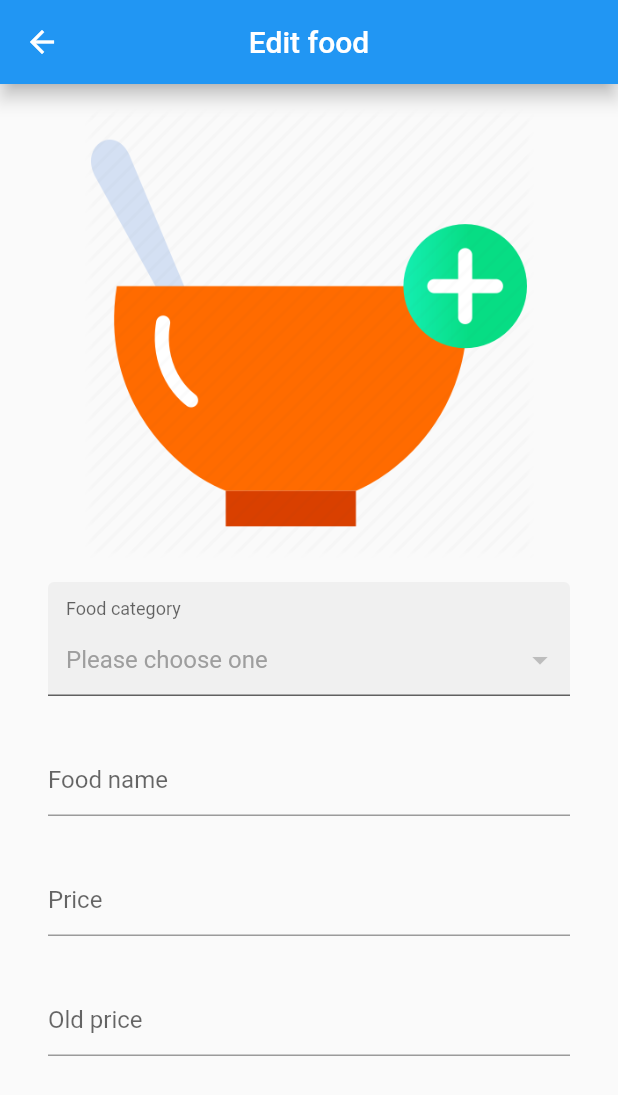
After one commit to sithiphone/moic_firebase_app, a Flutter app: the EditFood screen opened by its route, on a phone screen of 412 x 824 dp. The commit adds this screen. Shown: the top 1095 px of the screen. Run offline on Flutter 3.47's test engine with Material 2 defaults, Android fonts, the phone set to English and light mode, and no system bars; drawn by our look-alikes of dropdown_formfield; our stand-ins replace cloud_firestore, firebase_auth, firebase_storage, image_picker, modal_progress_hud; accounts and stored records are empty.

Commit message:
Edit food screen

```diff
--- a/lib/main.dart
+++ b/lib/main.dart
@@ -3,6 +3,7 @@ import 'package:moic_firebase_app/screens/category/addCategory.dart';
 import 'package:moic_firebase_app/screens/category/categoryHome.dart';
 import 'package:moic_firebase_app/screens/dashboard.dart';
 import 'package:moic_firebase_app/screens/food/addFood.dart';
+import 'package:moic_firebase_app/screens/food/editFood.dart';
 import 'package:moic_firebase_app/screens/food/foodHome.dart';
 import 'package:moic_firebase_app/screens/home.dart';
 import 'package:moic_firebase_app/screens/login.dart';
@@ -27,5 +28,6 @@ void main() => runApp(MaterialApp(
     AddCategory.id : (context) => AddCategory(),
     FoodHome.id : (contex) => FoodHome(),
     AddFood.id : (context) => AddFood(),
+    EditFood.id : (context) => EditFood(),
   },
 ));
--- /dev/null
+++ b/lib/screens/food/editFood.dart
@@ -0,0 +1,172 @@
+import 'dart:io';
+import 'package:cloud_firestore/cloud_firestore.dart';
+import 'package:dropdown_formfield/dropdown_formfield.dart';
+import 'package:firebase_storage/firebase_storage.dart';
+import 'package:flutter/material.dart';
+import 'package:image_picker/image_picker.dart';
+import 'package:modal_progress_hud/modal_progress_hud.dart';
+import 'package:path/path.dart';
+
+
+class EditFood extends StatefulWidget {
+  static String id = "edit_food_screen";
+  String docid, category, name, price, old_price, photo, file_name;
+  EditFood({this.docid, this.category, this.name, this.price, this.old_price, this.photo, this.file_name});
+
+  @override
+  _EditFoodState createState() => _EditFoodState(docid, category, name, price, old_price, photo, file_name);
+}
+
+class _EditFoodState extends State<EditFood> {
+  String docid, _category, name, price, old_price, photo, file_name;
+  _EditFoodState(this.docid, this._category, this.name, this.price, this.old_price, this.photo, this.file_name);
+  bool _isLoading = false;
+  File _image;
+  Map<String, String> category = new Map<String, String>();
+  String _selectedCategory, filename;
+  List<Map> categories = List<Map>();
+  Firestore firestore = Firestore.instance;
+
+  @override
+  Widget build(BuildContext context) {
+    return Scaffold(
+      appBar: AppBar(
+        title: Text("Edit food"),
+        centerTitle: true,
+        elevation: 5.0,
+      ),
+      body: SafeArea(
+        child: ModalProgressHUD(
+        inAsyncCall: _isLoading,
+        child: SingleChildScrollView(
+          child: Container(
+            padding: EdgeInsets.all(16.0),
+            child: Column(
+              crossAxisAlignment: CrossAxisAlignment.center,
+              children: [
+                _image != null? Container(
+                  height: 300.0,
+                  child: Image.file(_image),
+                ) :_imageFood(),
+                _categoryDropdown(),
+                _textFieldName(),
+                _textFieldPice(),
+                _textFieldOldPice(),
+              ],
+            ),
+          ),
+        ),
+      ),
+      ),
+    );
+  }
+
+  Widget _imageFood() {
+    return InkWell(
+      onTap: getImage,
+      child: Container(
+        alignment: Alignment.center,
+        height: 300.0,
+        child: Image.asset("assets/addfood.png"),
+      ),
+    );
+  }
+
+  Future getImage() async {
+    var image = await ImagePicker.pickImage(source: ImageSource.gallery);
+    setState(() {
+      _image = image;
+      filename = basename(_image.path);
+    });
+  }
+
+  Future getCategory() async {
+    Future<QuerySnapshot> querySnapshot = firestore.collection('categories').getDocuments();
+    querySnapshot.then((data) =>
+        data.documents.forEach((val) {
+          category = { 'display': val['name'], 'value': val.documentID,};
+          print(category);
+          setState(() {
+            categories.add(category);
+          });
+        })
+    );
+  }
+
+  Widget _categoryDropdown() {
+    return Container(
+      padding: EdgeInsets.all(16.0),
+      child: DropDownFormField(
+        titleText: 'Food category',
+        hintText: 'Please choose one',
+        value: _selectedCategory,
+        onChanged: (value){
+          setState(() {
+            _selectedCategory = value;
+          });
+        },
+        onSaved: (value){
+          setState(() {
+            _selectedCategory = value;
+          });
+        },
+        dataSource: categories,
+        textField: 'display',
+        valueField: 'value',
+      ),
+    );
+  }
+
+  Widget _textFieldName() {
+    return Container(
+      padding: EdgeInsets.all(16.0),
+      child: TextField(
+        keyboardType: TextInputType.text,
+        decoration: InputDecoration(
+            hintText: 'Food name'
+        ),
+        onChanged: (value){
+          name = value;
+        },
+      ),
+    );
+  }
+
+  Widget _textFieldPice() {
+    return Container(
+      padding: EdgeInsets.all(16.0),
+      child: TextField(
+        keyboardType: TextInputType.number,
+        decoration: InputDecoration(
+            hintText: 'Price'
+        ),
+        onChanged: (value){
+          price = value;
+        },
+      ),
+    );
+  }
+
+  Widget _textFieldOldPice() {
+    return Container(
+      padding: EdgeInsets.all(16.0),
+      child: TextField(
+        keyboardType: TextInputType.number,
+        decoration: InputDecoration(
+            hintText: 'Old price'
+        ),
+        onChanged: (value){
+          old_price = value;
+        },
+      ),
+    );
+  }
+
+  resizeAndUploadImageToFirestorage(File file) async{
+    final StorageReference firebaseStorageRef = FirebaseStorage.instance.ref().child(filename);
+    final StorageUploadTask task = firebaseStorageRef.putFile(file);
+    var url = await(await task.onComplete).ref.getDownloadURL();
+    String photoUrl = url.toString();
+    return photoUrl;
+  }
+}
```
Also changed, not shown: lib/screens/food/foodHome.dart (+59 -1 lines).
